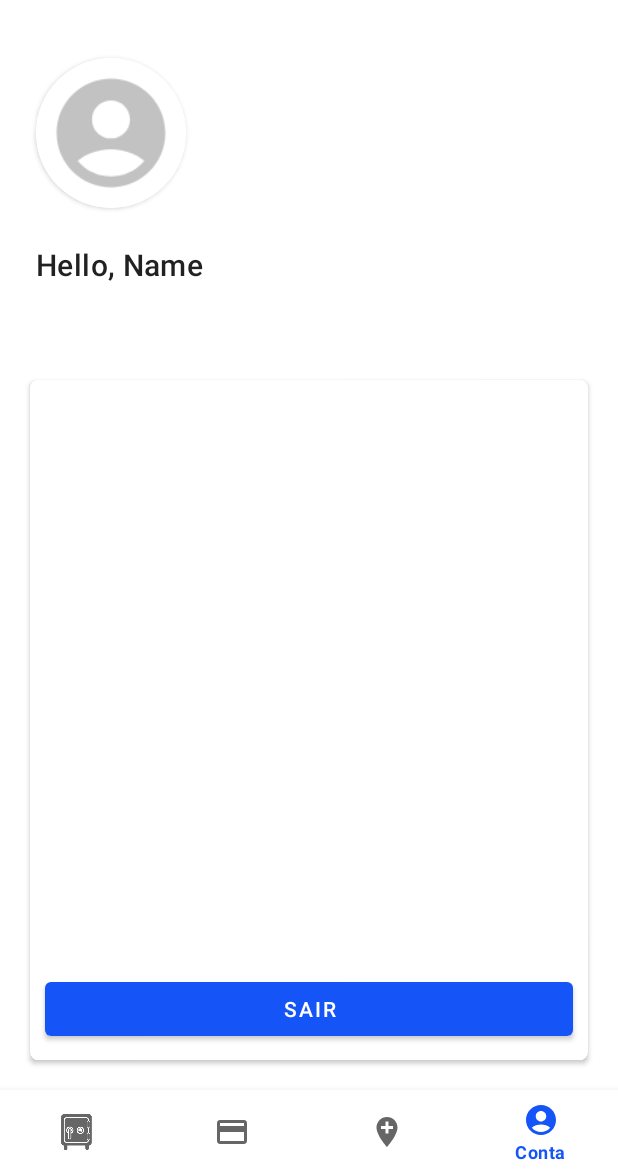
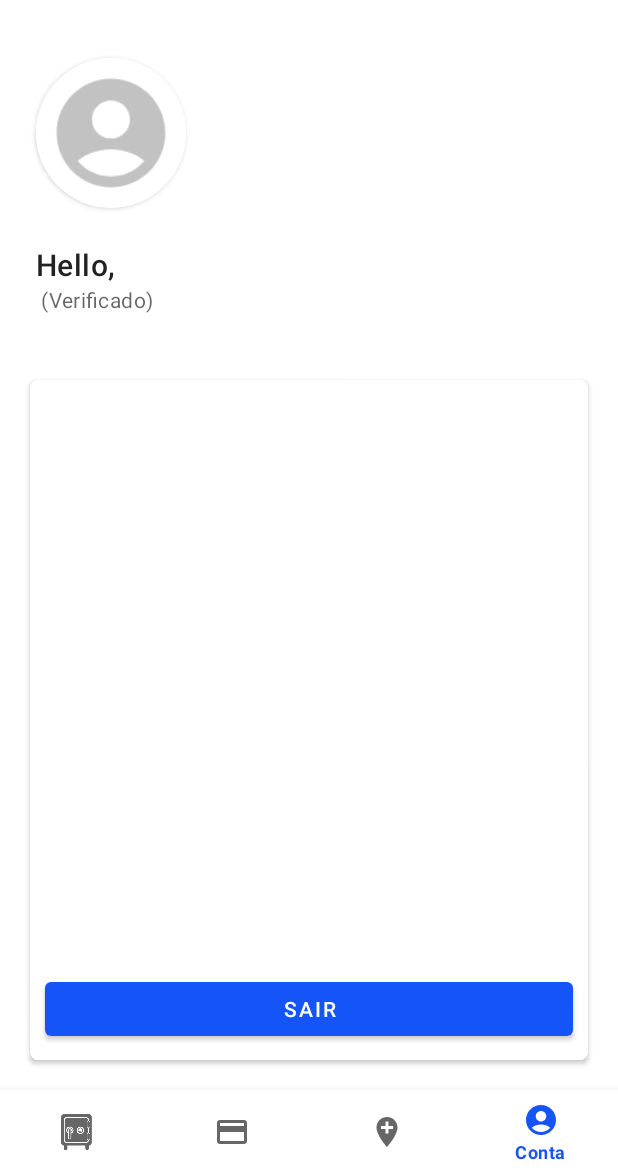
Before and after one commit to ghabrielferrari/PI3-ES-2024-TIME-19, an Android app: the screen it shows after launch once a user with an empty profile is signed in (MainActivity), item 4 of the bottom bar chosen, on a phone screen of 412 x 824 dp, the part 62-1236 px from its top. Run offline under Robolectric (Android 15) with nearby library versions, the light colour scheme and no system bars; our stand-ins replace Firebase (no records; nobody signed in at launch, a user with empty details on screens opened directly).

Commit message:
Created Option Verify email in AccountFragment

```diff
--- a/app/src/main/java/com/example/pi3_es_2024_time19/AppEntryActivity.kt
+++ b/app/src/main/java/com/example/pi3_es_2024_time19/AppEntryActivity.kt
@@ -11,6 +11,7 @@ import androidx.core.view.WindowInsetsCompat
 import com.example.pi3_es_2024_time19.databinding.ActivityAppEntryBinding
 import com.google.firebase.Firebase
 import com.google.firebase.auth.FirebaseAuth
+import com.google.firebase.auth.FirebaseUser
 import com.google.firebase.auth.auth
 import kotlinx.coroutines.GlobalScope
 import kotlinx.coroutines.delay
@@ -20,6 +21,7 @@ class AppEntryActivity : AppCompatActivity() {
 
     private lateinit var binding: ActivityAppEntryBinding
     private lateinit var auth: FirebaseAuth
+    private lateinit var user: FirebaseUser
     override fun onCreate(savedInstanceState: Bundle?) {
         super.onCreate(savedInstanceState)
         binding = ActivityAppEntryBinding.inflate((layoutInflater))
@@ -31,10 +33,10 @@ class AppEntryActivity : AppCompatActivity() {
 
     private fun verifyLogin() {
         val handler = Handler()
+        setLogText("Conectando...")
 
         if (auth.currentUser != null) {
             handler.postDelayed({
-                Toast.makeText(this, "${auth.currentUser}", Toast.LENGTH_LONG).show()
                 goToMainActivity()
             }, 2000)
 
@@ -56,4 +58,8 @@ class AppEntryActivity : AppCompatActivity() {
     private fun initFirebaseAuth() {
         auth = Firebase.auth
     }
+
+    private fun setLogText(text: String) {
+        binding.logText.setText(text)
+    }
 }
--- a/app/src/main/java/com/example/pi3_es_2024_time19/fragments/AccountFragment.kt
+++ b/app/src/main/java/com/example/pi3_es_2024_time19/fragments/AccountFragment.kt
@@ -44,6 +44,13 @@ class AccountFragment : Fragment() {
         // Inflate the layout for this fragment
         binding = FragmentAccountBinding.inflate(layoutInflater, container, false)
 
+        binding.btnVerifyEmail.setOnClickListener {
+            user.sendEmailVerification()
+                .addOnSuccessListener {
+                    Toast.makeText(context, "Email Enviado", Toast.LENGTH_SHORT).show()
+                }
+        }
+
         binding.btnLogout.setOnClickListener {
             Toast.makeText(context, "User Logged Out", Toast.LENGTH_SHORT).show()
             auth.signOut()
@@ -87,8 +94,14 @@ class AccountFragment : Fragment() {
     }
 
     private fun bindUserDataToView() {
-        binding.helloName.setText("Hello, Name")
-        binding.tvEmail.setText("${user.email}")
+        binding.helloName.setText("Hello, ${user.email.toString().split('@')[0].capitalize()}")
+        if (user.isEmailVerified) {
+            binding.tvEmail.setText("${user.email} (Verificado)")
+            binding.btnVerifyEmail.visibility = View.INVISIBLE
+        } else {
+            binding.tvEmail.setText("${user.email} (Não Verificado)")
+            binding.btnVerifyEmail.visibility = View.VISIBLE
+        }
     }
 
 }
--- a/app/src/main/res/layout/fragment_account.xml
+++ b/app/src/main/res/layout/fragment_account.xml
@@ -55,6 +55,13 @@
             app:cardCornerRadius="5dp">
 
             <com.google.android.material.button.MaterialButton
+                android:id="@+id/btnVerifyEmail"
+                android:layout_width="match_parent"
+                android:layout_height="wrap_content"
+                android:layout_margin="10dp"
+                android:text="Verificar email" />
+
+            <com.google.android.material.button.MaterialButton
                 android:id="@+id/btnLogout"
                 android:layout_width="match_parent"
                 android:layout_height="wrap_content"
```
Also changed, not shown: app/src/main/res/layout/activity_app_entry.xml (+10 -0 lines).
